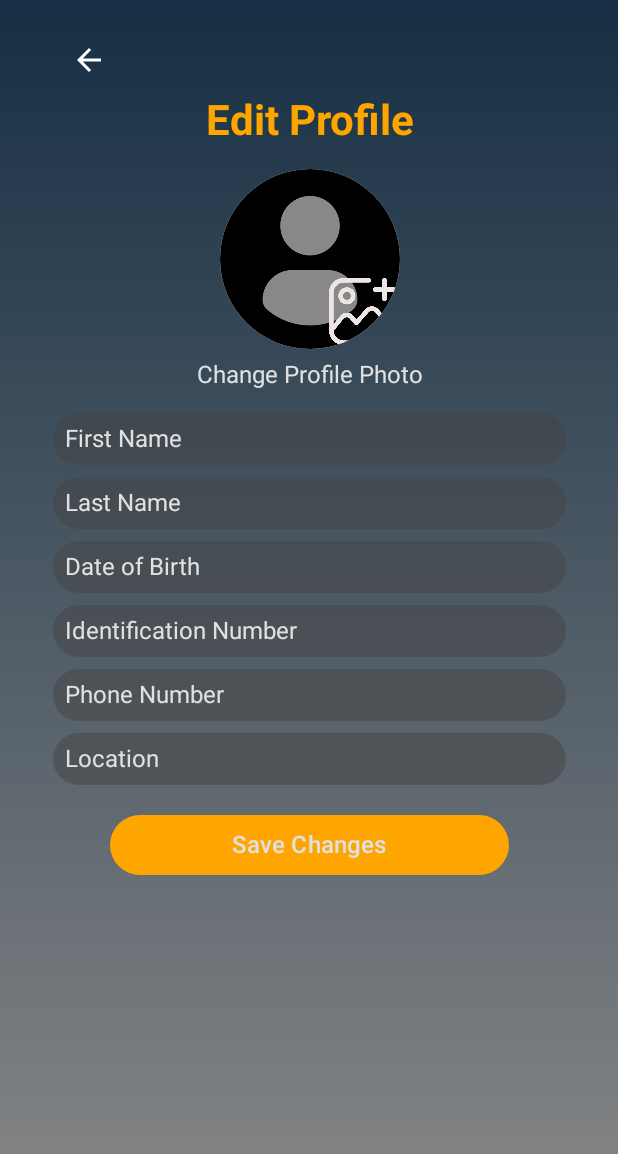
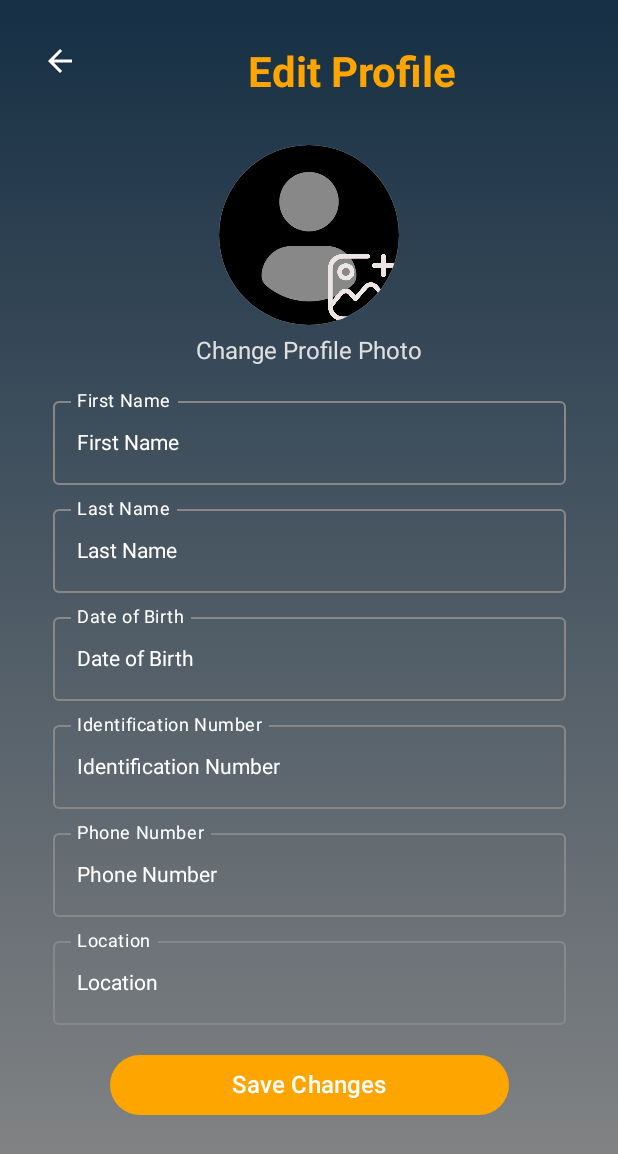
Before and after one commit to chegeMP/Imports_by_Wam, an Android app built with Jetpack Compose: the ProfileScreen screen opened through its navigation route, after a tap on "Edit Profile", on a phone screen of 412 x 824 dp. Shown: the top 1154 px of the screen. Run offline under Robolectric (Android 15) with nearby library versions, the phone set to English and light mode, and no system bars.

Commit message:
Bank transfer page added, better ui for profile pages.

```diff
--- a/app/build.gradle.kts
+++ b/app/build.gradle.kts
@@ -55,8 +55,8 @@ dependencies {
 
     implementation ("androidx.activity:activity-compose:1.8.0")
     implementation ("com.google.accompanist:accompanist-permissions:0.32.0")
-    implementation ("io.coil-kt:coil-compose:2.4.0")
     implementation ("androidx.activity:activity-compose:1.8.0")
+    implementation("io.coil-kt:coil-compose:2.5.0")
 
 
     testImplementation(libs.junit)
--- a/app/src/main/java/com/example/happybirthday/MainActivity.kt
+++ b/app/src/main/java/com/example/happybirthday/MainActivity.kt
@@ -54,6 +54,8 @@ import androidx.compose.material3.OutlinedButton
 import androidx.compose.material3.OutlinedTextField
 import androidx.compose.material3.OutlinedTextFieldDefaults
 import androidx.compose.material3.Surface
+import coil.compose.AsyncImage
+
 import androidx.compose.material3.Text
 import androidx.compose.material3.TextButton
 import androidx.compose.material3.TextField
@@ -140,12 +142,13 @@ fun MyAppNavigation() {
                 navController = navController
             )
         }
+        composable("banktransfer") { BankTransferScreen(navController) } // Added Bank Transfer Screen
         composable("aboutus") { AboutUsScreen(navController) }
         composable("profile") { ProfileScreen(navController) }
         composable("contactus") { ContactUsScreen(navController) }
         composable("reviews") { ReviewsScreen() }
         composable("stkpush") { STKPushPage() }
-        composable("visapayment") { VisaPaymentPage(navController) } // Pass navController here
+        composable("visapayment") { VisaPaymentPage(navController) }
         composable("mastercardpayment") { MastercardPaymentPage(navController) }
         composable("signoutconfirmation") {
             PageImage(
@@ -164,9 +167,10 @@ fun MyAppNavigation() {
         composable("editprofile") { EditProfileScreen(navController) }
         composable("trackorder") { OrderTrackingScreen(navController, currentStep = 1) }
         composable("paymentplan") { PaymentPlanPage(navController) }
-        composable("confirmation") { ConfirmationPage(navController) } // Add confirmation page route
-    }
-}
+        composable("confirmation") { ConfirmationPage(navController) }
+    }
+}
+
 @Composable
 fun TeazerPage(navController: NavController) {
     Box(modifier = Modifier.fillMaxSize()) {
@@ -693,17 +697,16 @@ fun LogInImagePreview() {
 @Composable
 fun PaymentOptionsScreen(
     modifier: Modifier = Modifier,
-    onBackClick: () -> Unit, // Back navigation
-    navController: NavController // Add this parameter
+    onBackClick: () -> Unit,
+    navController: NavController
 ) {
     Box(
         modifier = Modifier
             .fillMaxSize()
             .background(Color.Black)
     ) {
-        // Background Image with Overlay
         Image(
-            painter = painterResource(id = R.drawable.payment), // Replace with your background image
+            painter = painterResource(id = R.drawable.payment),
             contentDescription = null,
             contentScale = ContentScale.Crop,
             modifier = Modifier.fillMaxSize()
@@ -719,12 +722,11 @@ fun PaymentOptionsScreen(
                 .fillMaxSize()
                 .padding(16.dp)
         ) {
-            // Back Button and Title
             Row(
                 verticalAlignment = Alignment.CenterVertically,
                 modifier = Modifier.padding(top = 16.dp, bottom = 32.dp)
             ) {
-                IconButton(onClick = onBackClick) { // Use the onBackClick parameter
+                IconButton(onClick = onBackClick) {
                     Icon(
                         imageVector = Icons.Default.ArrowBack,
                         contentDescription = "Back",
@@ -740,43 +742,48 @@ fun PaymentOptionsScreen(
                 )
             }
 
-            // Payment Options
             Column(
                 verticalArrangement = Arrangement.spacedBy(16.dp)
             ) {
                 PaymentOptionButton(
                     name = "Mpesa",
                     logoResId = R.drawable.mpesa_logo,
-                    onClick = { navController.navigate("stkpush") } // Navigate to STKPushPage
+                    onClick = { navController.navigate("stkpush") }
                 )
                 PaymentOptionButton(
                     name = "VISA",
                     logoResId = R.drawable.visa_logo,
-                    onClick = { navController.navigate("visapayment") } // Navigate to VisaPaymentPage
+                    onClick = { navController.navigate("visapayment") }
                 )
                 PaymentOptionButton(
                     name = "G Pay",
                     logoResId = R.drawable.gpay_logo,
-                    onClick = { /* Handle G Pay payment */ } // Placeholder for G Pay
+                    onClick = { /* Handle G Pay payment */ }
                 )
                 PaymentOptionButton(
                     name = "Mastercard",
                     logoResId = R.drawable.mastercard_logo,
-                    onClick = { navController.navigate("mastercardpayment") } // Navigate to MastercardPaymentPage
-                )
-                AddPaymentMethodButton()
-            }
-        }
-    }
-}
+                    onClick = { navController.navigate("mastercardpayment") }
+                )
+                PaymentOptionButton(
+                    name = "Bank Transfer",
+                    logoResId = R.drawable.bank_transfer, // Add bank transfer logo
+                    onClick = { navController.navigate("banktransfer") }
+                )
+
+            }
+        }
+    }
+}
+
 @Composable
 fun PaymentOptionButton(
     name: String,
     logoResId: Int,
-    onClick: () -> Unit // Add this parameter
+    onClick: () -> Unit
 ) {
     Button(
-        onClick = onClick, // Use the onClick parameter
+        onClick = onClick,
         colors = ButtonDefaults.buttonColors(containerColor = Color.White),
         shape = RoundedCornerShape(10.dp),
         modifier = Modifier
@@ -802,35 +809,7 @@ fun PaymentOptionButton(
         }
     }
 }
-@Composable
-fun AddPaymentMethodButton() {
-    OutlinedButton(
-        onClick = { /* Handle add payment method */ },
-        colors = ButtonDefaults.buttonColors(containerColor = Color.White),
-        shape = RoundedCornerShape(10.dp),
-        border = BorderStroke(1.dp, Color.Gray),
-        modifier = Modifier
-            .fillMaxWidth()
-            .height(60.dp)
-    ) {
-        Row(
-            verticalAlignment = Alignment.CenterVertically
-        ) {
-            Icon(
-                imageVector = Icons.Default.Add,
-                contentDescription = "Add Payment Method",
-                tint = Color.Gray
-            )
-            Spacer(modifier = Modifier.width(8.dp))
-            Text(
-                text = "Add Payment Method",
-                color = Color.Gray,
-                fontSize = 18.sp,
-                fontWeight = FontWeight.Normal
-            )
-        }
-    }
-}
+
 
 @Preview(showBackground = true)
 @Composable
@@ -2253,7 +2232,7 @@ fun ContactUsScreenPreview() {
 @Composable
 fun ProfileScreen(navController: NavController) {
     Box(
-        modifier = Modifier,
+        modifier = Modifier.fillMaxSize(),
         contentAlignment = Alignment.TopCenter
     ) {
         Column(
@@ -2268,35 +2247,27 @@ fun ProfileScreen(navController: NavController) {
                 .padding(16.dp),
             horizontalAlignment = Alignment.CenterHorizontally
         ) {
-            Box(modifier = Modifier.align(Alignment.Start)) {
-                IconButton(onClick = { navController.popBackStack() }) { // Navigate back
-                    Icon(
-                        Icons.Default.ArrowBack,
-                        contentDescription = "Back",
-                        tint = Color.White
-                    )
-                }
-            }
+            // Back Button
             Row(
-                verticalAlignment = Alignment.CenterVertically,
-                horizontalArrangement = Arrangement.Center,
-                modifier = Modifier.fillMaxWidth()
-            ) {
+                modifier = Modifier.fillMaxWidth(),
+                verticalAlignment = Alignment.CenterVertically
+            ) {
+                IconButton(onClick = { navController.popBackStack() }) {
+                    Icon(Icons.Default.ArrowBack, contentDescription = "Back", tint = Color.White)
+                }
+                Spacer(modifier = Modifier.weight(1f))
                 Text(
                     text = "Profile",
                     color = Color(0xFFFFA500),
                     fontSize = 28.sp,
-                    fontWeight = FontWeight.Bold,
-                    modifier = Modifier.weight(1f),
-                    textAlign = TextAlign.Center
-                )
+                    fontWeight = FontWeight.Bold
+                )
+                Spacer(modifier = Modifier.weight(1.5f))
             }
             Spacer(modifier = Modifier.height(16.dp))
 
             // Profile Image with Edit Icon
-            Box(
-                contentAlignment = Alignment.BottomEnd
-            ) {
+            Box(contentAlignment = Alignment.BottomEnd) {
                 Image(
                     painter = painterResource(id = R.drawable.profile_pic),
                     contentDescription = "Profile Image",
@@ -2305,20 +2276,13 @@ fun ProfileScreen(navController: NavController) {
                         .clip(CircleShape)
                 )
                 IconButton(
-                    onClick = {
-                        // Navigate to the Edit Profile Screen
-                        navController.navigate("editprofile")
-                    },
+                    onClick = { navController.navigate("editprofile") },
                     modifier = Modifier
                         .size(32.dp)
                         .background(Color.White, CircleShape)
                         .border(1.dp, Color.Gray, CircleShape)
                 ) {
-                    Icon(
-                        imageVector = Icons.Default.Create,
-                        contentDescription = "Edit Profile",
-                        tint = Color.Black
-                    )
+                    Icon(imageVector = Icons.Default.Create, contentDescription = "Edit Profile", tint = Color.Black)
                 }
             }
 
@@ -2329,49 +2293,82 @@ fun ProfileScreen(navController: NavController) {
                 fontSize = 22.sp,
                 fontWeight = FontWeight.Bold
             )
-            Spacer(modifier = Modifier.height(12.dp))
+
+            Spacer(modifier = Modifier.height(16.dp))
+
+            // Profile Details Card
+            Card(
+                modifier = Modifier.fillMaxWidth(0.9f),
+                shape = RoundedCornerShape(12.dp),
+                colors = CardDefaults.cardColors(containerColor = Color.DarkGray.copy(alpha = 0.3f)), // FIXED
+                elevation = CardDefaults.cardElevation(defaultElevation = 4.dp) // FIXED
+            ) {
+                Column(
+                    modifier = Modifier.padding(16.dp),
+                    verticalArrangement = Arrangement.spacedBy(12.dp)
+                ) {
+                    // ID Number
+                    Column {
+                        Text(text = "ID Number", color = Color.White, fontSize = 16.sp, fontWeight = FontWeight.Bold)
                         BasicTextField(
                             value = TextFieldValue("40000000"),
                             onValueChange = {},
                             textStyle = TextStyle(color = Color(0xFFE0E0E0), fontSize = 16.sp),
                             modifier = Modifier
-                    .fillMaxWidth(0.9f)
+                                .fillMaxWidth()
                                 .background(Color.DarkGray.copy(alpha = 0.5f), CircleShape)
                                 .padding(8.dp)
                         )
-            Spacer(modifier = Modifier.height(12.dp))
+                    }
+
+                    // Date of Birth
+                    Column {
+                        Text(text = "Date of Birth", color = Color.White, fontSize = 16.sp, fontWeight = FontWeight.Bold)
                         BasicTextField(
                             value = TextFieldValue("1-5-2000"),
                             onValueChange = {},
                             textStyle = TextStyle(color = Color(0xFFE0E0E0), fontSize = 16.sp),
                             modifier = Modifier
-                    .fillMaxWidth(0.9f)
+                                .fillMaxWidth()
                                 .background(Color.DarkGray.copy(alpha = 0.5f), CircleShape)
                                 .padding(8.dp)
                         )
-            Spacer(modifier = Modifier.height(12.dp))
+                    }
+
+                    // Phone Number
+                    Column {
+                        Text(text = "Phone Number", color = Color.White, fontSize = 16.sp, fontWeight = FontWeight.Bold)
                         BasicTextField(
                             value = TextFieldValue("+254748000000"),
                             onValueChange = {},
                             textStyle = TextStyle(color = Color(0xFFE0E0E0), fontSize = 16.sp),
                             modifier = Modifier
-                    .fillMaxWidth(0.9f)
+                                .fillMaxWidth()
                                 .background(Color.DarkGray.copy(alpha = 0.5f), CircleShape)
                                 .padding(8.dp)
                         )
-            Spacer(modifier = Modifier.height(12.dp))
+                    }
+
+                    // Location
+                    Column {
+                        Text(text = "Location", color = Color.White, fontSize = 16.sp, fontWeight = FontWeight.Bold)
                         BasicTextField(
                             value = TextFieldValue("Nairobi"),
                             onValueChange = {},
                             textStyle = TextStyle(color = Color(0xFFE0E0E0), fontSize = 16.sp),
                             modifier = Modifier
-                    .fillMaxWidth(0.9f)
+                                .fillMaxWidth()
                                 .background(Color.DarkGray.copy(alpha = 0.5f), CircleShape)
                                 .padding(8.dp)
                         )
                     }
                 }
             }
+        }
+    }
+}
+
+
 @Preview(showBackground = true)
 @Composable
 fun ProfileScreenPeview() {
@@ -2379,16 +2376,14 @@ fun ProfileScreenPeview() {
     ProfileScreen(navController = navController)
 }
 
+
+@OptIn(ExperimentalMaterial3Api::class)
 @Composable
 fun EditProfileScreen(navController: NavController) {
-    // State to hold the selected image URI
     var imageUri by remember { mutableStateOf<Uri?>(null) }
 
-    // Launcher for picking images from the gallery
-    val launcher = rememberLauncherForActivityResult(
-        contract = ActivityResultContracts.GetContent()
-    ) { uri: Uri? ->
-        imageUri = uri // Update the state with the selected image URI
+    val launcher = rememberLauncherForActivityResult(ActivityResultContracts.GetContent()) { uri: Uri? ->
+        imageUri = uri
     }
 
     Box(
@@ -2403,42 +2398,58 @@ fun EditProfileScreen(navController: NavController) {
             .padding(16.dp),
         contentAlignment = Alignment.TopCenter
     ) {
-        Column(horizontalAlignment = Alignment.CenterHorizontally) {
-            // Back button
-            Box(modifier = Modifier.align(Alignment.Start)) {
-                IconButton(onClick = { navController.popBackStack() }) {
+        Column(
+            horizontalAlignment = Alignment.CenterHorizontally,
+            modifier = Modifier.fillMaxSize()
+        ) {
+            // Back Arrow (Now properly aligned to the left)
+            Row(
+                verticalAlignment = Alignment.CenterVertically,
+                modifier = Modifier
+                    .fillMaxWidth()
+                    .padding(bottom = 16.dp)
+            ) {
+                IconButton(
+                    onClick = { navController.popBackStack() },
+                    modifier = Modifier.align(Alignment.CenterVertically)
+                ) {
                     Icon(
                         Icons.Default.ArrowBack,
                         contentDescription = "Back",
                         tint = Color.White
                     )
                 }
-            }
-
-            // Title
+
+                Spacer(modifier = Modifier.width(8.dp))
+
                 Text(
                     text = "Edit Profile",
                     color = Color(0xFFFFA500),
                     fontSize = 28.sp,
                     fontWeight = FontWeight.Bold,
-                textAlign = TextAlign.Start
-            )
-
-            Spacer(modifier = Modifier.height(16.dp))
-
-            // Profile photo section
+                    textAlign = TextAlign.Center, // Centers text
+                    modifier = Modifier
+                        .fillMaxWidth() // Makes the text take full width
+                        .padding(top = 16.dp) // Optional padding for better positioning
+                )
+
+            }
+
+            Spacer(modifier = Modifier.height(16.dp))
+
+            // Profile Image Selection
             Box(
                 modifier = Modifier
                     .size(120.dp)
                     .clip(CircleShape)
                     .background(Color.Gray)
-                    .clickable { launcher.launch("image/*") } // Open image picker
-            ) {
-                // Display the selected image or the default profile photo
+                    .clickable { launcher.launch("image/*") }
+            ) {
                 if (imageUri != null) {
-                    Image(
-                        painter = rememberImagePainter(data = imageUri),
+                    AsyncImage(
+                        model = imageUri,
                         contentDescription = "Profile Image",
+                        contentScale = ContentScale.Crop,
                         modifier = Modifier
                             .size(120.dp)
                             .clip(CircleShape)
@@ -2453,7 +2464,6 @@ fun EditProfileScreen(navController: NavController) {
                     )
                 }
 
-                // Add photo icon
                 Image(
                     painter = painterResource(id = R.drawable.add_photos),
                     contentDescription = "Change Profile Photo",
@@ -2464,84 +2474,99 @@ fun EditProfileScreen(navController: NavController) {
             }
 
             Spacer(modifier = Modifier.height(8.dp))
-            Text(
-                text = "Change Profile Photo",
-                color = Color(0xFFE0E0E0),
-                fontSize = 16.sp
-            )
-
-            // Rest of the form fields
-            Spacer(modifier = Modifier.height(16.dp))
-            BasicTextField(
-                value = TextFieldValue("First Name"),
+            Text(text = "Change Profile Photo", color = Color(0xFFE0E0E0), fontSize = 16.sp)
+
+            Spacer(modifier = Modifier.height(16.dp))
+
+            // Form Fields
+            val textFieldModifier = Modifier
+                .fillMaxWidth(0.9f)
+                .background(Color.Transparent)
+
+            val textFieldColors = TextFieldDefaults.colors(
+                focusedIndicatorColor = Color(0xFFFFA500),
+                unfocusedIndicatorColor = Color.Gray,
+                focusedContainerColor = Color.Transparent,
+                unfocusedContainerColor = Color.Transparent,
+                cursorColor = Color.White,
+                disabledTextColor = Color.White,
+                focusedTextColor = Color.White,
+                unfocusedTextColor = Color.White
+            )
+
+
+            OutlinedTextField(
+                value = "First Name",
                 onValueChange = {},
-                textStyle = TextStyle(color = Color(0xFFE0E0E0), fontSize = 16.sp),
-                modifier = Modifier
-                    .fillMaxWidth(0.9f)
-                    .background(Color.DarkGray.copy(alpha = 0.5f), CircleShape)
-                    .padding(8.dp)
-            )
+                label = { Text("First Name", color = Color.White) },
+                colors = textFieldColors,
+                modifier = textFieldModifier
+            )
+
             Spacer(modifier = Modifier.height(8.dp))
-            BasicTextField(
-                value = TextFieldValue("Last Name"),
+
+            OutlinedTextField(
+                value = "Last Name",
                 onValueChange = {},
-                textStyle = TextStyle(color = Color(0xFFE0E0E0), fontSize = 16.sp),
-                modifier = Modifier
-                    .fillMaxWidth(0.9f)
-                    .background(Color.DarkGray.copy(alpha = 0.5f), CircleShape)
-                    .padding(8.dp)
-            )
+                label = { Text("Last Name", color = Color.White) },
+                colors = textFieldColors,
+                modifier = textFieldModifier
+            )
+
             Spacer(modifier = Modifier.height(8.dp))
-            BasicTextField(
-                value = TextFieldValue("Date of Birth"),
+
+            OutlinedTextField(
+                value = "Date of Birth",
                 onValueChange = {},
-                textStyle = TextStyle(color = Color(0xFFE0E0E0), fontSize = 16.sp),
-                modifier = Modifier
-                    .fillMaxWidth(0.9f)
-                    .background(Color.DarkGray.copy(alpha = 0.5f), CircleShape)
-                    .padding(8.dp)
-            )
+                label = { Text("Date of Birth", color = Color.White) },
+                colors = textFieldColors,
+                modifier = textFieldModifier
+            )
+
             Spacer(modifier = Modifier.height(8.dp))
-            BasicTextField(
-                value = TextFieldValue("Identification Number"),
+
+            OutlinedTextField(
+                value = "Identification Number",
                 onValueChange = {},
-                textStyle = TextStyle(color = Color(0xFFE0E0E0), fontSize = 16.sp),
-                modifier = Modifier
-                    .fillMaxWidth(0.9f)
-                    .background(Color.DarkGray.copy(alpha = 0.5f), CircleShape)
-                    .padding(8.dp)
-            )
+                label = { Text("Identification Number", color = Color.White) },
+                colors = textFieldColors,
+                modifier = textFieldModifier
+            )
+
             Spacer(modifier = Modifier.height(8.dp))
-            BasicTextField(
-                value = TextFieldValue("Phone Number"),
+
+            OutlinedTextField(
+                value = "Phone Number",
                 onValueChange = {},
-                textStyle = TextStyle(color = Color(0xFFE0E0E0), fontSize = 16.sp),
-                modifier = Modifier
-                    .fillMaxWidth(0.9f)
-                    .background(Color.DarkGray.copy(alpha = 0.5f), CircleShape)
-                    .padding(8.dp)
-            )
+                label = { Text("Phone Number", color = Color.White) },
+                colors = textFieldColors,
+                modifier = textFieldModifier
+            )
+
             Spacer(modifier = Modifier.height(8.dp))
-            BasicTextField(
-                value = TextFieldValue("Location"),
+
+            OutlinedTextField(
+                value = "Location",
                 onValueChange = {},
-                textStyle = TextStyle(color = Color(0xFFE0E0E0), fontSize = 16.sp),
-                modifier = Modifier
-                    .fillMaxWidth(0.9f)
-                    .background(Color.DarkGray.copy(alpha = 0.5f), CircleShape)
-                    .padding(8.dp)
-            )
-            Spacer(modifier = Modifier.height(16.dp))
+                label = { Text("Location", color = Color.White) },
+                colors = textFieldColors,
+                modifier = textFieldModifier
+            )
+
+            Spacer(modifier = Modifier.height(16.dp))
+
             Button(
                 onClick = {},
                 colors = ButtonDefaults.buttonColors(containerColor = Color(0xFFFFA500)),
                 modifier = Modifier.fillMaxWidth(0.7f)
             ) {
-                Text("Save Changes", color = Color(0xFFE0E0E0), fontSize = 16.sp)
-            }
-        }
-    }
-}
+                Text("Save Changes", color = Color.White, fontSize = 16.sp)
+            }
+        }
+    }
+}
+
+
 
 @Preview(showBackground = true)
 @Composable
@@ -2979,3 +3004,59 @@ fun ChangePasswordScreenPreview() {
     val navController = rememberNavController()
     ChangePasswordScreen(navController = navController)
 }
+
+
+
+
+
+
+
+@Composable
+fun BankTransferScreen(navController: NavController) {
+Column(modifier = Modifier
+    .background(
+        brush = Brush.verticalGradient(
+            colors = listOf(Color(0xFF162F44), Color.Gray),
+            tileMode = TileMode.Clamp,
+        )
+    )
+){
+    Column(
+        modifier = Modifier
+            .fillMaxSize()
+            .padding(16.dp)
+            ,
+        horizontalAlignment = Alignment.CenterHorizontally,
+        verticalArrangement = Arrangement.Center
+
+    ) {
+        Text(
+            text = "Bank Transfer Details",
+            fontSize = 24.sp,
+            fontWeight = FontWeight.Bold,
+            color = Color.Black
+        )
+        Spacer(modifier = Modifier.height(16.dp))
+
+        Text(text = "Bank Name: ABC Bank")
+        Text(text = "Account Number: 1234567890")
+        Text(text = "Branch: Nairobi")
+        Text(text = "Swift Code: ABCDEF123")
+        Spacer(modifier = Modifier.height(16.dp))
+
+        Button(
+            onClick = { navController.popBackStack() },
+            colors = ButtonDefaults.buttonColors(containerColor = Color(0xFFFFAF00))
+        ) {
+            Text("Back to Payment Options")
+        }
+    }
+}
+}
+
+@Preview( showBackground = true)
+@Composable
+fun BankTransferScreenPreview(){
+    val navController = rememberNavController()
+    BankTransferScreen(navController = navController)
+}
```
Also changed, not shown: app/src/main/res/drawable-nodpi/bank_transfer.png (added). Lines whose indentation alone changed are shown as unchanged.
